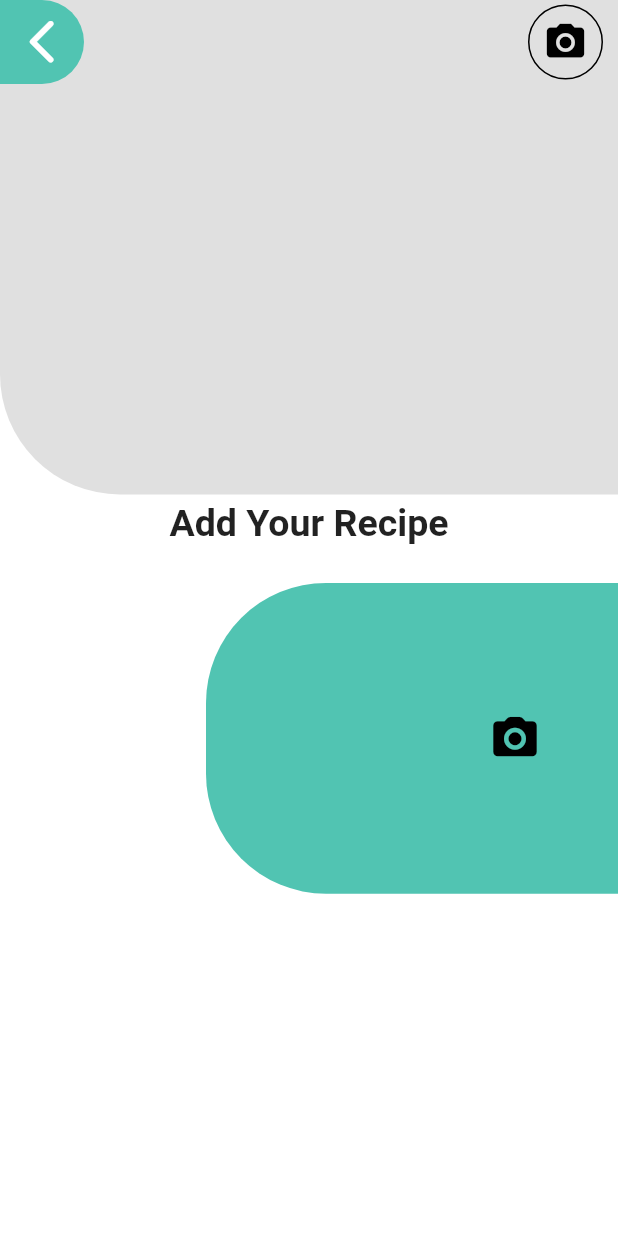
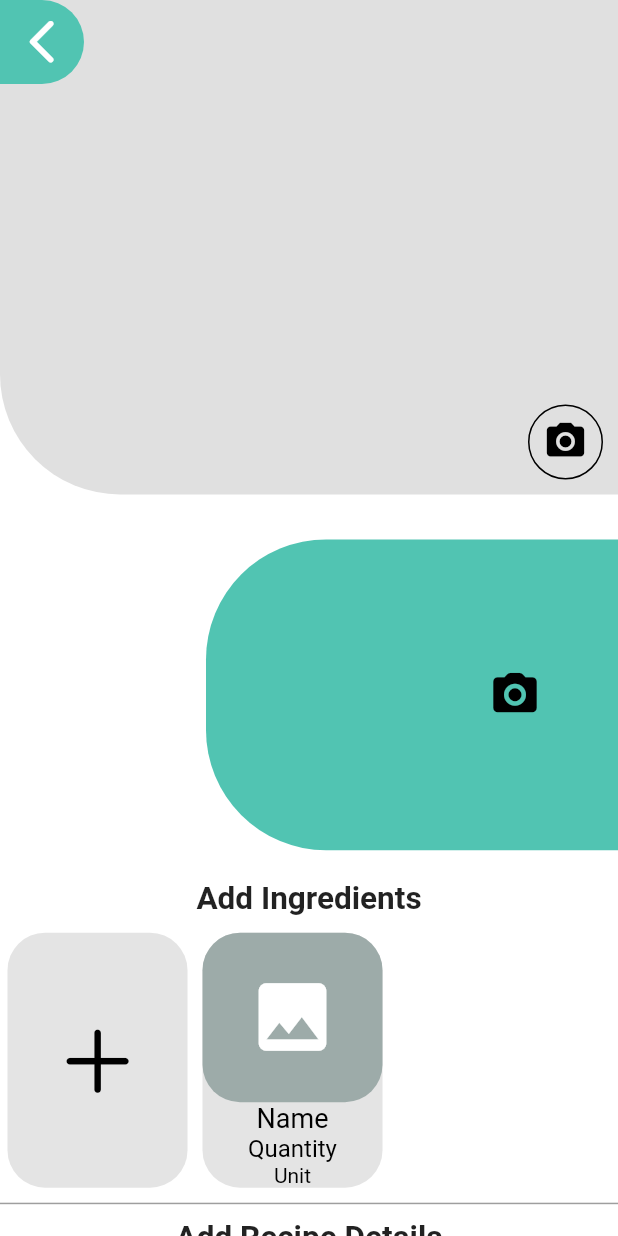
Before and after one commit to KamranMehar/foodzik, a Flutter app: the AddRecipePage screen opened by its route, on a phone screen of 412 x 824 dp. Run offline on Flutter 3.47's test engine with Material 2 defaults, Android fonts, the phone set to English and light mode, and no system bars; our stand-ins replace awesome_dialog, firebase_auth, firebase_core, firebase_database, firebase_storage, flutter_zoom_drawer and 7 more; accounts and stored records are empty.

Commit message:
Ingredient Dialog added also the Ingredient Row in add_recipe_page.dart Screen

```diff
--- a/lib/admin pages/add_recipe/add_recipe_page.dart
+++ b/lib/admin pages/add_recipe/add_recipe_page.dart
@@ -2,11 +2,18 @@ import 'package:flutter/material.dart';
 import 'package:foodzik/admin%20pages/add_recipe/recipe_image.dart';
 import 'package:foodzik/admin%20pages/add_recipe/ui_components/back_button.dart';
 import 'package:foodzik/admin%20pages/add_recipe/ui_components/forground_img.dart';
+import 'package:foodzik/admin%20pages/add_recipe/ui_components/ingrediants_tile.dart';
+import 'package:foodzik/my_widgets/my_button.dart';
+import 'package:foodzik/my_widgets/my_edit_text.dart';
+import 'package:foodzik/provider%20classes/image_provider.dart';
+import 'package:foodzik/provider%20classes/theme_model.dart';
 import 'package:google_fonts/google_fonts.dart';
+import 'package:provider/provider.dart';
 
 
 class AddRecipePage extends StatefulWidget {
   const AddRecipePage({Key? key}) : super(key: key);
+  static final GlobalKey<FormState> _formKey = new GlobalKey<FormState>();
 
   @override
   State<AddRecipePage> createState() => _AddRecipePageState();
@@ -16,17 +23,14 @@ class _AddRecipePageState extends State<AddRecipePage> {
   @override
   Widget build(BuildContext context) {
     Size size=MediaQuery.of(context).size;
-
+    final modelTheme=Provider.of<ModelTheme>(context);
+    bool isThemeDark=modelTheme.isDark;
     return Scaffold(
       extendBodyBehindAppBar: true,
       appBar: AppBar(
         automaticallyImplyLeading: false,
         elevation: 0,
       leading: const BackLeadingBtn(),
-        actions:  [
-          //get foreground image icon
-         GetForegroundImgBtn(imagePath: (foregroundImagePath) {  },),
-        ],
       ),
       body: SingleChildScrollView(
         child: Column(
@@ -34,9 +38,79 @@ class _AddRecipePageState extends State<AddRecipePage> {
           children: [
            ForegroundRecipeImg(size: size),
             const SizedBox(height: 5,),
-            Center(child: Text("Add Your Recipe",style: GoogleFonts.aBeeZee(fontSize: 25,fontWeight: FontWeight.bold))),
             const SizedBox(height: 5,),
-            RecipeImage(size: size, imagePath: (imagePath){},),
+            RecipeImage(size: size,),
+            Center(child: Text("Add Ingredients",style: GoogleFonts.aBeeZee(fontSize: 21,fontWeight: FontWeight.bold))),
+            Padding(
+              padding: const EdgeInsets.symmetric(vertical: 10),
+              child: IngredientsListWidget(size: size,),
+            ),
+            const Divider(color: Colors.grey,height: 1,thickness: 1),
+            const SizedBox(height: 10,),
+            Center(child: Text("Add Recipe Details",style: GoogleFonts.aBeeZee(fontSize: 21,fontWeight: FontWeight.bold))),
+            Form(
+              key: AddRecipePage._formKey,
+                child:Padding(padding: const EdgeInsets.symmetric(horizontal: 10),
+                child: Column(
+                  children: [
+                    //name
+                    MyEditText(
+                        child: TextFormField(
+                          style: GoogleFonts.aBeeZee(color: isThemeDark?Colors.white:Colors.black,fontSize: 18),
+                          decoration:   InputDecoration(
+                            border: InputBorder.none,
+                            hintText: "Name",
+                            hintStyle: TextStyle(color: isThemeDark?Colors.white70:Colors.black54,fontSize: 18),
+                          ),
+                        )),
+                    MyEditText(
+                        child: TextFormField(
+                          style: GoogleFonts.aBeeZee(color: isThemeDark?Colors.white:Colors.black,fontSize: 18),
+                          decoration:   InputDecoration(
+                            border: InputBorder.none,
+                            hintText: "Price",
+                            hintStyle: TextStyle(color: isThemeDark?Colors.white70:Colors.black54,fontSize: 18),
+                          ),
+                        )),
+                    MyEditText(
+                        child: TextFormField(
+                          style: GoogleFonts.aBeeZee(color: isThemeDark?Colors.white:Colors.black,fontSize: 18),
+                          decoration:   InputDecoration(
+                            border: InputBorder.none,
+                            hintText: "Category",
+                            hintStyle: TextStyle(color: isThemeDark?Colors.white70:Colors.black54,fontSize: 18),
+                          ),
+                        )),
+                    MyEditText(
+                        child: TextFormField(
+                          style: GoogleFonts.aBeeZee(color: isThemeDark?Colors.white:Colors.black,fontSize: 18),
+                          decoration:   InputDecoration(
+                            border: InputBorder.none,
+                            hintText: "Time to bake",
+                            hintStyle: TextStyle(color: isThemeDark?Colors.white70:Colors.black54,fontSize: 18),
+                          ),
+                        )),
+                    MyEditText(
+                        child: TextFormField(
+                          style: GoogleFonts.aBeeZee(color: isThemeDark?Colors.white:Colors.black,fontSize: 18),
+                          decoration:   InputDecoration(
+                            border: InputBorder.none,
+                            hintText: "Per person",
+                            hintStyle: TextStyle(color: isThemeDark?Colors.white70:Colors.black54,fontSize: 18),
+                          ),
+                        )),
+                  ],
+                ),) ),
+            //ADD Button
+            Padding(
+              padding: const EdgeInsets.symmetric(horizontal: 15,vertical: 30),
+              child: MyButton(onTap: (){
+                final imageProviderClass=Provider.of<ImageProviderClass>(context,listen: false);
+                if(imageProviderClass.recipeImagePath!=null){
+                  print(imageProviderClass.recipeImagePath);
+                }
+              }, title: "ADD",fontSize: 21,padding: 10),
+            ),
           ],
         ),
       ),
--- a/lib/admin pages/add_recipe/recipe_image.dart
+++ b/lib/admin pages/add_recipe/recipe_image.dart
@@ -7,8 +7,7 @@ import 'package:provider/provider.dart';
 
 class RecipeImage extends StatelessWidget {
   Size size;
-  Function(String?) imagePath;
-  RecipeImage({Key? key,required this.size,required this.imagePath}) : super(key: key);
+  RecipeImage({Key? key,required this.size}) : super(key: key);
 
   @override
   Widget build(BuildContext context) {
@@ -34,7 +33,6 @@ class RecipeImage extends StatelessWidget {
                   ),
                   child: IconButton(onPressed: (){
                       imageProvider.pickRecipeImage();
-                      imagePath(imageProvider.recipeImagePath);
                   },icon:const Icon(Icons.camera_alt_rounded,size: 35,)),
                 ),
               ),
--- a/lib/admin pages/add_recipe/ui_components/forground_img.dart
+++ b/lib/admin pages/add_recipe/ui_components/forground_img.dart
@@ -11,7 +11,9 @@ class ForegroundRecipeImg extends StatelessWidget {
 
   @override
   Widget build(BuildContext context) {
-  return  Consumer<ImageProviderClass>(
+  return  Stack(
+    children: [
+      Consumer<ImageProviderClass>(
             builder: (context,imageProvider,_) {
                if(imageProvider.foregroundImagePath!=null) {
                 return
@@ -39,14 +41,19 @@ class ForegroundRecipeImg extends StatelessWidget {
                   );
               }
             }
+        ),
+      Positioned(
+          right: 0,
+          bottom: 10,
+          child: GetForegroundImgBtn()),
+    ],
   );
 
   }
 }
 
 class GetForegroundImgBtn extends StatelessWidget {
-  Function(String?) imagePath;
-   GetForegroundImgBtn({Key? key,required this.imagePath}) : super(key: key);
+   GetForegroundImgBtn({Key? key}) : super(key: key);
 
   @override
   Widget build(BuildContext context) {
@@ -60,7 +67,6 @@ class GetForegroundImgBtn extends StatelessWidget {
       ),
       child: IconButton(onPressed: (){
         imageProvider_.pickImageFromGallery();
-        imagePath(imageProvider_.foregroundImagePath);
       }, icon: Icon(Icons.camera_alt,size: 30,color: isDarkTheme?Colors.white:Colors.black,)),
     );
   }
--- /dev/null
+++ b/lib/admin pages/add_recipe/ui_components/ingrediants_tile.dart
@@ -0,0 +1,158 @@
+import 'package:flutter/cupertino.dart';
+import 'package:flutter/material.dart';
+import 'package:foodzik/provider%20classes/ingredients_provider.dart';
+import 'package:foodzik/utils/add_reci_dialog.dart';
+import 'package:google_fonts/google_fonts.dart';
+import 'dart:io';
+
+import 'package:provider/provider.dart';
+
+
+class IngredientsListWidget extends StatelessWidget {
+  Size size;
+  IngredientsListWidget({Key? key,required this.size}) : super(key: key);
+
+  @override
+  Widget build(BuildContext context) {
+
+    return SizedBox(
+      height: 170,
+      width: size.width,
+      child: Consumer<IngredientsProvider>(
+        builder: (context,ingredientProvider,_) {
+          print(ingredientProvider.ingredientList);
+          if(ingredientProvider.ingredientList!.isNotEmpty){
+          return ListView.builder(
+            scrollDirection: Axis.horizontal,
+            itemCount: ingredientProvider.ingredientList!.length + 1, // Add 1 for the InkWell
+            itemBuilder: (context, index) {
+              if (index == 0) {
+                // Show InkWell for the first item
+                return InkWell(
+                  onTap: () {
+                    showDialog(
+                      barrierDismissible: true, // false, //Tap outside the dialog to dismiss
+                      context: context,
+                      builder: (BuildContext context) => AddRecipeDialog(),
+                    );
+                  },
+                  child: Container(
+                    margin: const EdgeInsets.only(left: 5),
+                    height: 170,
+                    width: 120,
+                    decoration: BoxDecoration(
+                      color: const Color(0xffE4E4E4),
+                      borderRadius: BorderRadius.circular(25),
+                    ),
+                    child: const Icon(
+                      CupertinoIcons.add,
+                      color: Colors.black,
+                      size: 60,
+                    ),
+                  ),
+                );
+              } else {
+                // Show IngredientTile for the remaining items
+                final ingredient = ingredientProvider.ingredientList![index - 1]; // Subtract 1 to account for the InkWell
+                return IngredientTile(
+                  name: ingredient.name ?? "",
+                  quantity: ingredient.quantity.toString() ?? "",
+                  unit: ingredient.unit ?? "",
+                  image: ingredient.image ?? "",
+                );
+              }
+            },
+          );
+          }else{
+           return Row(
+             children: [
+               //add Recipe Template
+               InkWell(
+                 onTap: (){
+                   showDialog(
+                       barrierDismissible: false,//false, //Tap outside the dialog to dismiss
+                       context: context, builder: (BuildContext context)=> AddRecipeDialog());
+                 },
+                 child: Container(
+                   margin: const EdgeInsets.only(left: 5),
+                   height: 170,
+                   width: 120,
+                   decoration:BoxDecoration(
+                     color: const Color(0xffE4E4E4),
+                     borderRadius: BorderRadius.circular(25),
+                   ),
+                   child: const Icon(CupertinoIcons.add,color: Colors.black,size: 60,),
+                 ),
+               ),
+               IngredientTile(name: "Name", quantity: "Quantity", unit: "Unit", image: null),
+             ],
+           );
+          }
+        }
+      ),
+    );
+  }
+}
+
+//Ingredients Tile reusable
+class IngredientTile extends StatelessWidget {
+  String name;
+  String quantity;
+  String unit;
+  String? image;
+
+  IngredientTile({Key? key,required this.name,required this.quantity,required this.unit,required this.image}) : super(key: key);
+
+  @override
+  Widget build(BuildContext context) {
+
+    return   //Recipe Template
+      Padding(
+        padding: const EdgeInsets.symmetric(horizontal: 10),
+        child: Stack(
+          children: [
+            Container(
+              height: 170,
+              width: 120,
+              decoration:BoxDecoration(
+                color: const Color(0xffE4E4E4),
+                borderRadius: BorderRadius.circular(25),
+              ),
+            ),
+            Container(
+              height: 113,
+              width: 120,
+              decoration: BoxDecoration(
+                color: const Color(0xff9DABA9),
+                borderRadius: BorderRadius.circular(25),
+              ),
+              child:image!=null?
+                  ClipRRect(
+                      borderRadius: BorderRadius.circular(25),
+                      child: Image.file(File(image!),fit: BoxFit.cover,))
+                  :  const Icon(Icons.image,color: Colors.white,size: 60,),
+            ),
+            Positioned(
+              bottom: 0,
+              left: 10,
+              right: 10,
+              child: SizedBox(
+                height: 57,
+                width: 120,
+                child: Column(
+                  mainAxisAlignment: MainAxisAlignment.spaceAround,
+                  children: [
+                    Text(name,style: GoogleFonts.aBeeZee(color: Colors.black,fontSize: 18),
+                      overflow: TextOverflow.ellipsis,
+                      maxLines: 1,),
+                    Text(quantity,style: GoogleFonts.aBeeZee(color: Colors.black,fontSize: 16),),
+                    Text(unit,style: GoogleFonts.aBeeZee(color: Colors.black,fontSize: 14),),
+                  ],
+                ),
+              ),
+            )
+          ],
+        ),
+      );
+  }
+}
--- a/lib/main.dart
+++ b/lib/main.dart
@@ -11,6 +11,7 @@ import 'package:foodzik/pages/pin_screen/pin_screen.dart';
 import 'package:foodzik/pages/sign_up.dart';
 import 'package:firebase_core/firebase_core.dart';
 import 'package:foodzik/provider%20classes/image_provider.dart';
+import 'package:foodzik/provider%20classes/ingredients_provider.dart';
 import 'package:foodzik/provider%20classes/is_admin_provider.dart';
 import 'package:foodzik/provider%20classes/pin_input_provider.dart';
 import 'package:provider/provider.dart';
@@ -36,6 +37,7 @@ class MyApp extends StatelessWidget {
         ChangeNotifierProvider<InputProvider>(create: (_) => InputProvider(),),
         ChangeNotifierProvider<IsAdminProvider>(create: (_) => IsAdminProvider()),
         ChangeNotifierProvider<ImageProviderClass>(create: (_) => ImageProviderClass()),
+        ChangeNotifierProvider<IngredientsProvider>(create: (_) => IngredientsProvider()),
         // Add more providers here if needed
       ],
       child: Consumer<ModelTheme>(
--- /dev/null
+++ b/lib/model classes/Recipe.dart
@@ -0,0 +1,49 @@
+import 'ingredient.dart';
+
+class Recipe {
+  String name;
+  String imageForeground;
+  String image;
+  int price;
+  String category;
+  List<Ingredient> ingredients;
+  String timeToBake;
+  int perPerson;
+
+  Recipe({
+    required this.name,
+    required this.imageForeground,
+    required this.image,
+    required this.price,
+    required this.category,
+    required this.ingredients,
+    required this.timeToBake,
+    required this.perPerson,
+  });
+
+  factory Recipe.fromJson(Map<String, dynamic> json) {
+    return Recipe(
+      name: json['name'],
+      imageForeground: json['imageForeground'],
+      image: json['image'],
+      price: json['price'],
+      category: json['category'],
+      ingredients: List<Ingredient>.from(json['ingredients'].map((x) => Ingredient.fromJson(x))),
+      timeToBake: json['timeToBake'],
+      perPerson: json['perPerson'],
+    );
+  }
+
+  Map<String, dynamic> toJson() {
+    return {
+      'name': name,
+      'imageForeground': imageForeground,
+      'image': image,
+      'price': price,
+      'category': category,
+      'ingredients': List<dynamic>.from(ingredients.map((x) => x.toJson())),
+      'timeToBake': timeToBake,
+      'perPerson': perPerson,
+    };
+  }
+}
--- /dev/null
+++ b/lib/model classes/ingredient.dart
@@ -0,0 +1,34 @@
+class Ingredient {
+  int? quantity;
+  String? name;
+  String? image;
+  int? price;
+  String? unit;
+  Ingredient({
+    this.quantity,
+     this.name,
+     this.image,
+    this.price,
+    this.unit,
+  });
+
+  factory Ingredient.fromJson(Map<String, dynamic> json) {
+    return Ingredient(
+      quantity: json['quantity'],
+      name: json['name'],
+      image: json['image'],
+      price: json['price'],
+      unit: json['unit'],
+    );
+  }
+
+  Map<String, dynamic> toJson() {
+    return {
+      'quantity': quantity,
+      'name': name,
+      'image': image,
+      'price': price,
+      'unit': price,
+    };
+  }
+}
--- a/lib/my_widgets/my_button.dart
+++ b/lib/my_widgets/my_button.dart
@@ -3,8 +3,8 @@ import 'package:foodzik/theme/colors.dart';
 import 'package:google_fonts/google_fonts.dart';
 
 
-class CustomButton extends StatelessWidget {
-   CustomButton({Key? key,required this.onTap,required this.title,this.fontSize=32.0,
+class MyButton extends StatelessWidget {
+   MyButton({Key? key,required this.onTap,required this.title,this.fontSize=32.0,
    this.padding=10,
    }) : super(key: key);
 VoidCallback onTap;
--- a/lib/pages/fisrt_screen.dart
+++ b/lib/pages/fisrt_screen.dart
@@ -54,7 +54,7 @@ class _FirstScreenState extends State<FirstScreen> {
                SizedBox(height: size.width*1/5,),
               Padding(
                 padding: const EdgeInsets.symmetric(horizontal: 50,vertical: 10),
-                child: CustomButton(
+                child: MyButton(
                   onTap: (){
                       Navigator.pushNamed(context, "/login");
                     //  Navigator.push(context, MaterialPageRoute(builder: (context)=>const LoginPage()));
@@ -68,7 +68,7 @@ class _FirstScreenState extends State<FirstScreen> {
               child: Text("Don\'t have account",style: GoogleFonts.aBeeZee(fontSize: 16),),),
               Padding(
                 padding: const EdgeInsets.symmetric(horizontal: 50,vertical: 10),
-                child: CustomButton(
+                child: MyButton(
                   onTap: (){
                     Navigator.push(context, MaterialPageRoute(builder: (context)=>SignupPage()));
                   },
--- a/lib/pages/sign_up.dart
+++ b/lib/pages/sign_up.dart
@@ -99,7 +99,6 @@ class _SignupPageState extends State<SignupPage> {
                           color: Colors.white24,
                           shape: BoxShape.circle
                         ),
-
                       ),
                     ),
                   ),
--- /dev/null
+++ b/lib/provider classes/ingredients_provider.dart
@@ -0,0 +1,19 @@
+
+import 'package:flutter/cupertino.dart';
+
+import '../model classes/ingredient.dart';
+
+class IngredientsProvider with ChangeNotifier{
+ static List<Ingredient> _ingredientList=[];
+
+  List<Ingredient>? get ingredientList => _ingredientList;
+
+  void addIngredientToList(Ingredient ingredient){
+    _ingredientList.add(ingredient);
+    notifyListeners();
+  }
+  void clearIngredientList(){
+    _ingredientList.clear();
+    notifyListeners();
+  }
+}
```
Also changed, not shown: lib/my_widgets/my_edit_text.dart (+2 -14 lines), lib/provider classes/image_provider.dart (+16 -3 lines), lib/utils/add_reci_dialog.dart (added, +300 -0 lines). Lines whose indentation alone changed are shown as unchanged.
